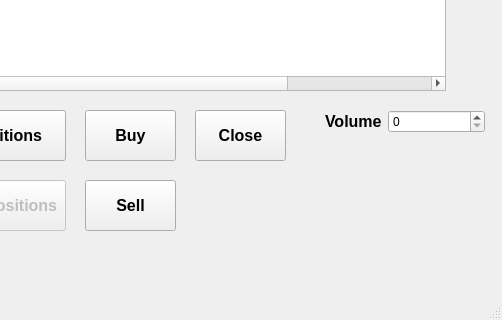
This is MainWindow.ui in Elessar1996/IBController as Qt 5 draws it before an edit; both pictures show x 165 to 667 and y 280 to 600 of the 667 by 600 pixel window. The edited form follows.
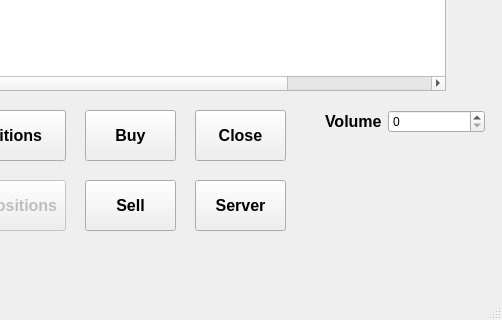
This is the edited form.

```diff
--- a/MainWindow.ui
+++ b/MainWindow.ui
@@ -204,6 +204,27 @@
      </item>
     </layout>
    </widget>
+   <widget class="QPushButton" name="server_btn">
+    <property name="geometry">
+     <rect>
+      <x>360</x>
+      <y>460</y>
+      <width>91</width>
+      <height>51</height>
+     </rect>
+    </property>
+    <property name="font">
+     <font>
+      <family>Arial</family>
+      <pointsize>12</pointsize>
+      <weight>75</weight>
+      <bold>true</bold>
+     </font>
+    </property>
+    <property name="text">
+     <string>Server</string>
+    </property>
+   </widget>
   </widget>
   <widget class="QStatusBar" name="statusbar"/>
  </widget>
```
